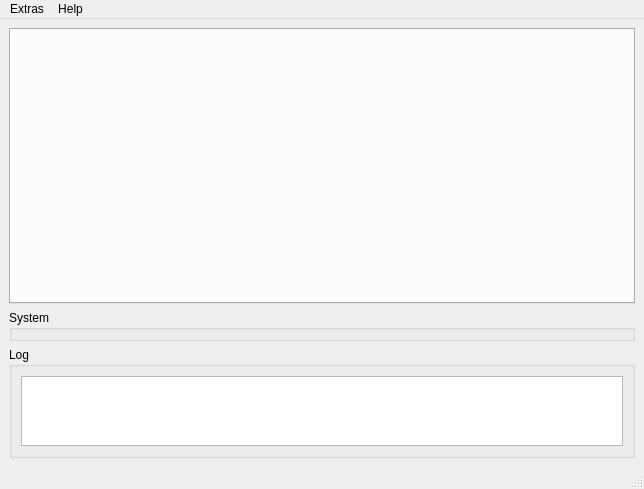
The window that res/MainWindow.ui (Ultrawipf/OpenFFBoard-configurator) describes before a commit, drawn with Qt 5.
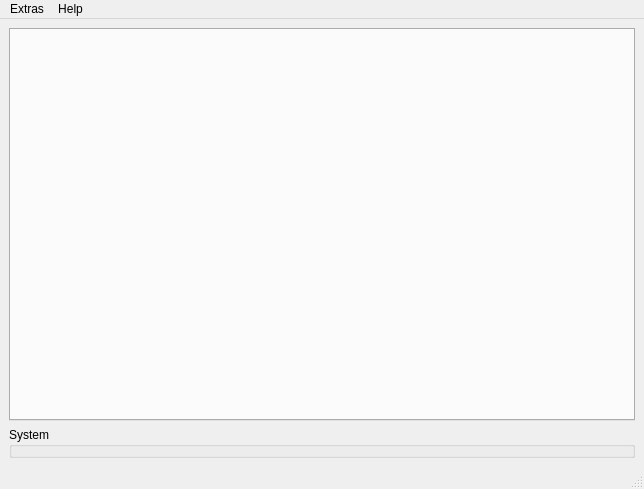
The same window after the commit.

Commit message: moved main class selector to serial ui

```diff
--- a/res/MainWindow.ui
+++ b/res/MainWindow.ui
@@ -58,49 +58,6 @@
       <property name="sizeConstraint">
        <enum>QLayout::SetMaximumSize</enum>
       </property>
-      <item row="0" column="0">
-       <widget class="QGroupBox" name="groupBox">
-        <property name="sizePolicy">
-         <sizepolicy hsizetype="MinimumExpanding" vsizetype="MinimumExpanding">
-          <horstretch>0</horstretch>
-          <verstretch>0</verstretch>
-         </sizepolicy>
-        </property>
-        <property name="title">
-         <string>Log</string>
-        </property>
-        <layout class="QVBoxLayout" name="verticalLayout">
-         <item>
-          <widget class="QTextEdit" name="logBox">
-           <property name="sizePolicy">
-            <sizepolicy hsizetype="Preferred" vsizetype="Preferred">
-             <horstretch>0</horstretch>
-             <verstretch>0</verstretch>
-            </sizepolicy>
-           </property>
-           <property name="minimumSize">
-            <size>
-             <width>0</width>
-             <height>20</height>
-            </size>
-           </property>
-           <property name="maximumSize">
-            <size>
-             <width>16777215</width>
-             <height>70</height>
-            </size>
-           </property>
-           <property name="lineWidth">
-            <number>8</number>
-           </property>
-           <property name="readOnly">
-            <bool>true</bool>
-           </property>
-          </widget>
-         </item>
-        </layout>
-       </widget>
-      </item>
      </layout>
     </item>
    </layout>
```
The commit also changes 7 other files.
